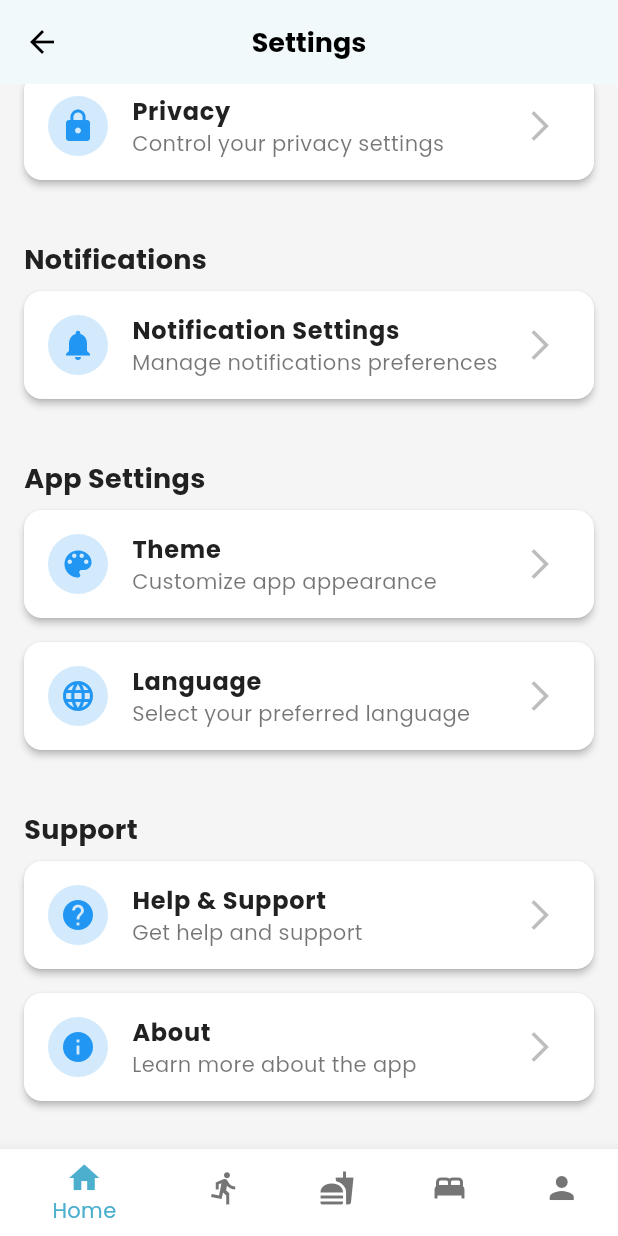
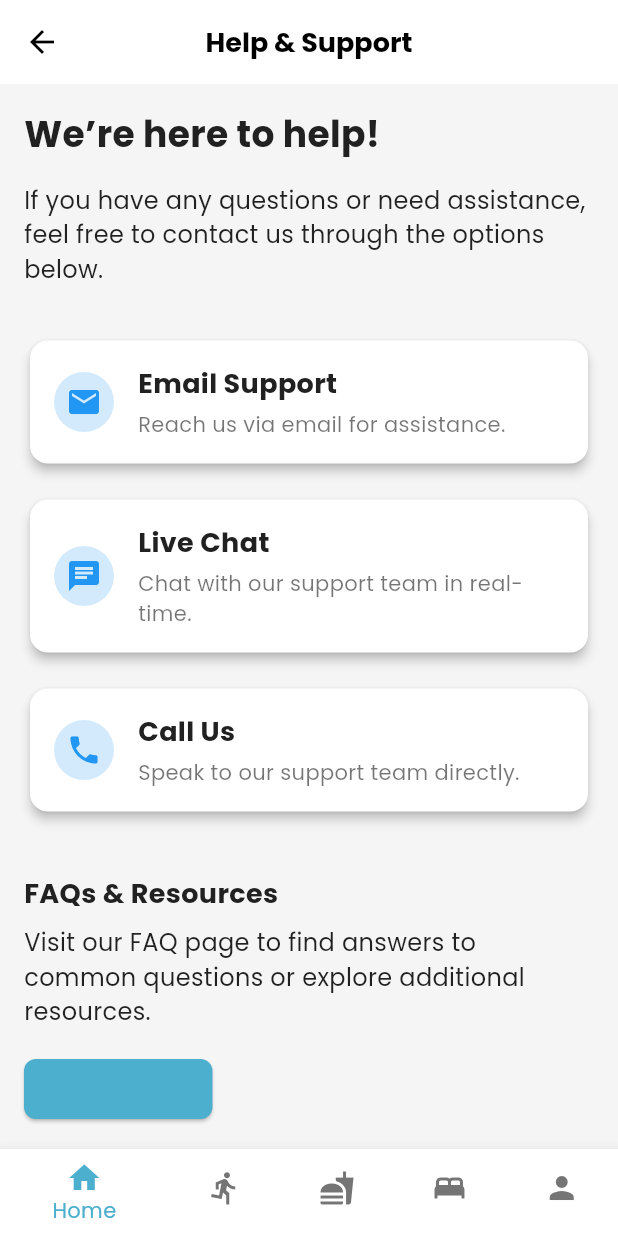
Before and after one commit to SarfarazQadir/healthandwellness, a Flutter app: the screen it shows after launch, scrolled down 146 dp, after a tap on "Help & Support", on a phone screen of 412 x 824 dp. Run offline on Flutter 3.47's test engine with Material 3 defaults, Android fonts, the phone set to English and light mode, and no system bars.

Commit message:
`Added imports for About and HelpSupport screens in main.dart and settings.dart, and updated navigation in SettingsScreen to use MaterialPageRoute.`

```diff
--- a/lib/main.dart
+++ b/lib/main.dart
@@ -2,6 +2,7 @@ import 'package:flutter/material.dart';
 import 'package:flutter/widgets.dart';
 import 'package:flutter/rendering.dart';
 import 'package:flutter/painting.dart';
+import 'package:healthandwellness/screens/about.dart';
 import 'package:healthandwellness/screens/settings.dart';
 import 'screens/dashboard_screen.dart';
 import 'screens/login_screen.dart';
--- /dev/null
+++ b/lib/screens/helpsupport.dart
@@ -0,0 +1,164 @@
+import 'package:flutter/material.dart';
+import 'package:healthandwellness/screens/bottombar.dart';
+
+class HelpSupportScreen extends StatelessWidget {
+  const HelpSupportScreen({super.key});
+
+  @override
+  Widget build(BuildContext context) {
+    return Scaffold(
+      backgroundColor: const Color(0xFFF5F5F5), // Light Gray
+      appBar: AppBar(
+        backgroundColor: Colors.white,
+        elevation: 0,
+        leading: IconButton(
+          icon: const Icon(Icons.arrow_back, color: Colors.black),
+          onPressed: () {
+            Navigator.pop(context); // Navigate back to the previous screen
+          },
+        ),
+        title: const Text(
+          'Help & Support',
+          style: TextStyle(
+            color: Colors.black,
+            fontWeight: FontWeight.bold,
+          ),
+        ),
+        centerTitle: true,
+      ),
+      body: Padding(
+        padding: const EdgeInsets.all(16.0),
+        child: Column(
+          crossAxisAlignment: CrossAxisAlignment.start,
+          children: [
+            const Text(
+              'We’re here to help!',
+              style: TextStyle(
+                fontSize: 24,
+                fontWeight: FontWeight.bold,
+                color: Color(0xFF212121), // Dark Gray
+              ),
+            ),
+            const SizedBox(height: 16),
+            const Text(
+              'If you have any questions or need assistance, feel free to contact us through the options below.',
+              style: TextStyle(fontSize: 16, color: Colors.black87),
+            ),
+            const SizedBox(height: 32),
+            _supportOption(
+              context,
+              icon: Icons.email,
+              title: 'Email Support',
+              description: 'Reach us via email for assistance.',
+              onTap: () {
+                // Add email functionality
+                debugPrint('Email Support tapped');
+              },
+            ),
+            const SizedBox(height: 16),
+            _supportOption(
+              context,
+              icon: Icons.chat,
+              title: 'Live Chat',
+              description: 'Chat with our support team in real-time.',
+              onTap: () {
+                // Add live chat functionality
+                debugPrint('Live Chat tapped');
+              },
+            ),
+            const SizedBox(height: 16),
+            _supportOption(
+              context,
+              icon: Icons.phone,
+              title: 'Call Us',
+              description: 'Speak to our support team directly.',
+              onTap: () {
+                // Add phone functionality
+                debugPrint('Call Us tapped');
+              },
+            ),
+            const Spacer(),
+            const Text(
+              'FAQs & Resources',
+              style: TextStyle(
+                fontSize: 18,
+                fontWeight: FontWeight.bold,
+                color: Color(0xFF212121), // Dark Gray
+              ),
+            ),
+            const SizedBox(height: 8),
+            const Text(
+              'Visit our FAQ page to find answers to common questions or explore additional resources.',
+              style: TextStyle(fontSize: 16, color: Colors.black87),
+            ),
+            const SizedBox(height: 16),
+            ElevatedButton(
+              onPressed: () {
+                // Add FAQ navigation
+                debugPrint('FAQs tapped');
+              },
+              style: ElevatedButton.styleFrom(
+                backgroundColor: const Color(0xFF4CAFCE), // Blue
+                shape: RoundedRectangleBorder(
+                  borderRadius: BorderRadius.circular(8),
+                ),
+              ),
+              child: const Text('Go to FAQs'),
+            ),
+          ],
+        ),
+      ),
+      bottomNavigationBar: BottomScreen(), // Added BottomScreen here
+    );
+  }
+
+  Widget _supportOption(
+    BuildContext context, {
+    required IconData icon,
+    required String title,
+    required String description,
+    required VoidCallback onTap,
+  }) {
+    return GestureDetector(
+      onTap: onTap,
+      child: Card(
+        elevation: 3,
+        shape: RoundedRectangleBorder(
+          borderRadius: BorderRadius.circular(12),
+        ),
+        child: Padding(
+          padding: const EdgeInsets.all(16.0),
+          child: Row(
+            children: [
+              CircleAvatar(
+                backgroundColor: Colors.blue.withOpacity(0.2),
+                child: Icon(icon, color: Colors.blue),
+              ),
+              const SizedBox(width: 16),
+              Expanded(
+                child: Column(
+                  crossAxisAlignment: CrossAxisAlignment.start,
+                  children: [
+                    Text(
+                      title,
+                      style: const TextStyle(
+                        fontSize: 18,
+                        fontWeight: FontWeight.bold,
+                        color: Color(0xFF212121), // Dark Gray
+                      ),
+                    ),
+                    const SizedBox(height: 4),
+                    Text(
+                      description,
+                      style: const TextStyle(fontSize: 14, color: Colors.black54),
+                    ),
+                  ],
+                ),
+              ),
+            ],
+          ),
+        ),
+      ),
+    );
+  }
+}
--- a/lib/screens/settings.dart
+++ b/lib/screens/settings.dart
@@ -1,5 +1,7 @@
 import 'package:flutter/material.dart';
 import 'package:healthandwellness/screens/bottombar.dart';
+import 'package:healthandwellness/screens/about.dart';
+import 'package:healthandwellness/screens/helpsupport.dart';
 
 class SettingsScreen extends StatelessWidget {
   const SettingsScreen({super.key});
@@ -81,7 +83,12 @@ class SettingsScreen extends StatelessWidget {
             title: 'Help & Support',
             subtitle: 'Get help and support',
             onTap: () {
-              // Navigate to Help & Support Screen
+              Navigator.push(
+                context,
+                MaterialPageRoute(
+                  builder: (context) => const HelpSupportScreen(),
+                ),
+              );
             },
           ),
           _settingsOption(
@@ -89,7 +96,12 @@ class SettingsScreen extends StatelessWidget {
             title: 'About',
             subtitle: 'Learn more about the app',
             onTap: () {
-              // Navigate to About Screen
+              Navigator.push(
+                context,
+                MaterialPageRoute(
+                  builder: (context) => const AboutScreen(),
+                ),
+              );
             },
           ),
         ],
```
Also changed, not shown: lib/screens/about.dart (added, +140 -0 lines).
